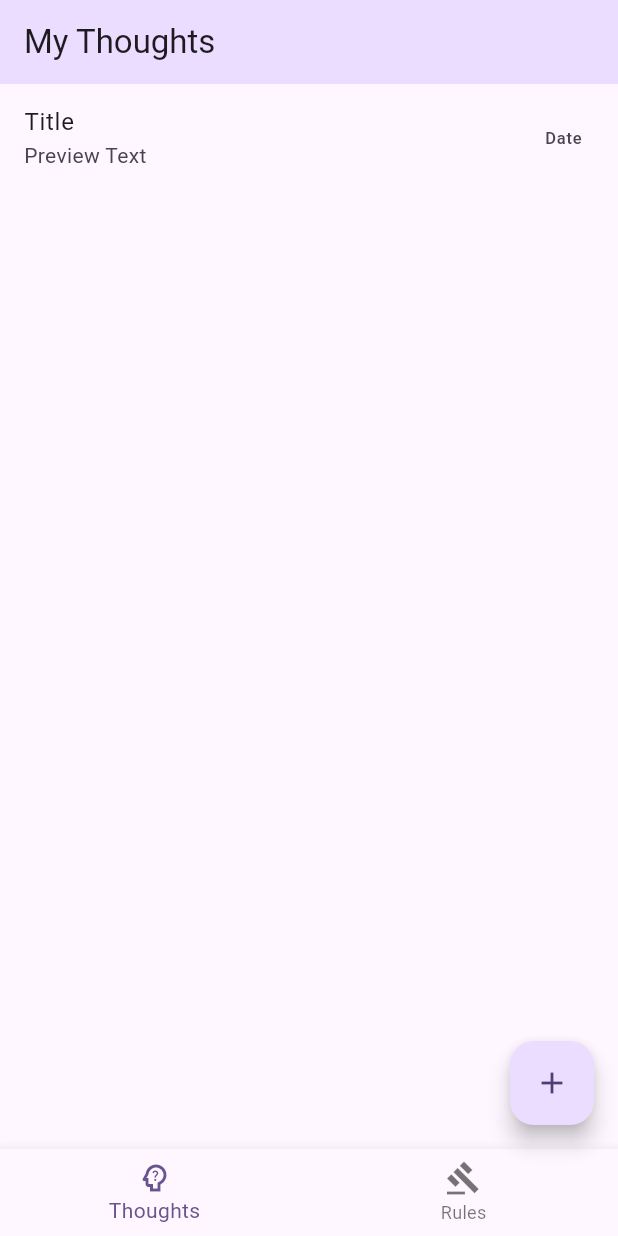
After one commit to MontyCoder0701/thinkthru, a Flutter app: the screen it shows after launch, on a phone screen of 412 x 824 dp. The commit adds this screen. Run offline on Flutter 3.47's test engine with Material 3 defaults, Android fonts, the phone set to English and light mode, and no system bars.

Commit message:
refactor: home screen 분리 및 명칭 변경

```diff
--- /dev/null
+++ b/lib/screens/home.dart
@@ -0,0 +1,47 @@
+import 'package:flutter/material.dart';
+
+class HomeScreen extends StatefulWidget {
+  const HomeScreen({super.key});
+
+  @override
+  State<HomeScreen> createState() => _HomeScreenState();
+}
+
+class _HomeScreenState extends State<HomeScreen> {
+  late final theme = Theme.of(context);
+
+  @override
+  Widget build(BuildContext context) {
+    return Scaffold(
+      appBar: AppBar(
+        backgroundColor: theme.colorScheme.primaryContainer,
+        title: const Text('My Thoughts'),
+      ),
+      body: ListView(
+        children: const [
+          ListTile(
+            title: Text('Title'),
+            subtitle: Text('Preview Text'),
+            trailing: Text('Date'),
+          ),
+        ],
+      ),
+      floatingActionButton: FloatingActionButton(
+        onPressed: () => print('Add new thought'),
+        child: const Icon(Icons.add),
+      ),
+      bottomNavigationBar: BottomNavigationBar(
+        items: const [
+          BottomNavigationBarItem(
+            icon: Icon(Icons.psychology_alt_outlined),
+            label: 'Thoughts',
+          ),
+          BottomNavigationBarItem(
+            icon: Icon(Icons.gavel_outlined),
+            label: 'Rules',
+          ),
+        ],
+      ),
+    );
+  }
+}
```
Also changed, not shown: lib/main.dart (+3 -47 lines).
